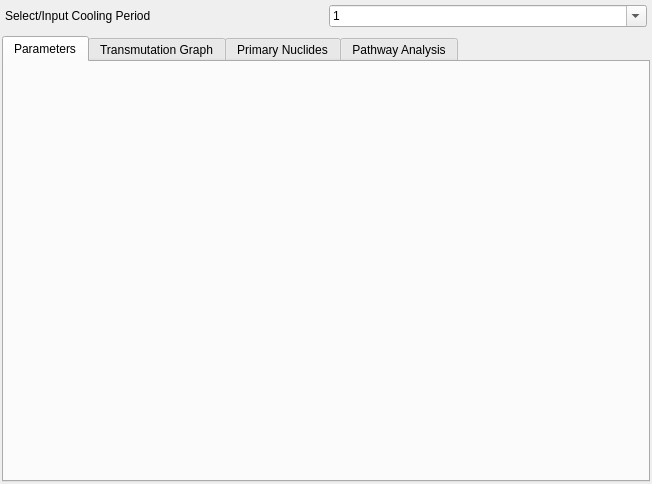
theysp/FDSNMH_GUI, file iterui/ui/ShowResultDlg.ui: the form before one commit.
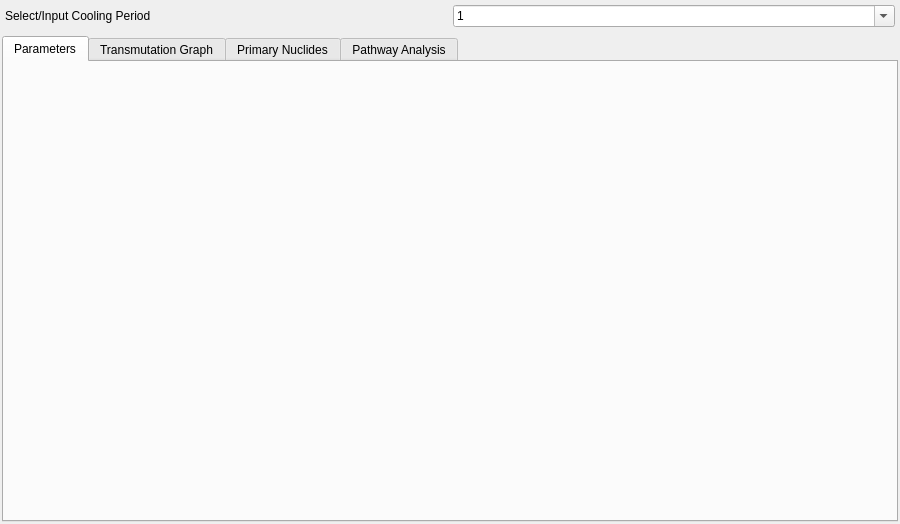
The form after the commit. Custom widgets are drawn as their Qt base class.

The edit to the form file:
```diff
--- a/iterui/ui/ShowResultDlg.ui
+++ b/iterui/ui/ShowResultDlg.ui
@@ -6,10 +6,16 @@
    <rect>
     <x>0</x>
     <y>0</y>
-    <width>652</width>
-    <height>484</height>
+    <width>900</width>
+    <height>524</height>
    </rect>
   </property>
+  <property name="minimumSize">
+   <size>
+    <width>720</width>
+    <height>0</height>
+   </size>
+  </property>
   <property name="windowTitle">
    <string>Dialog</string>
   </property>
```
